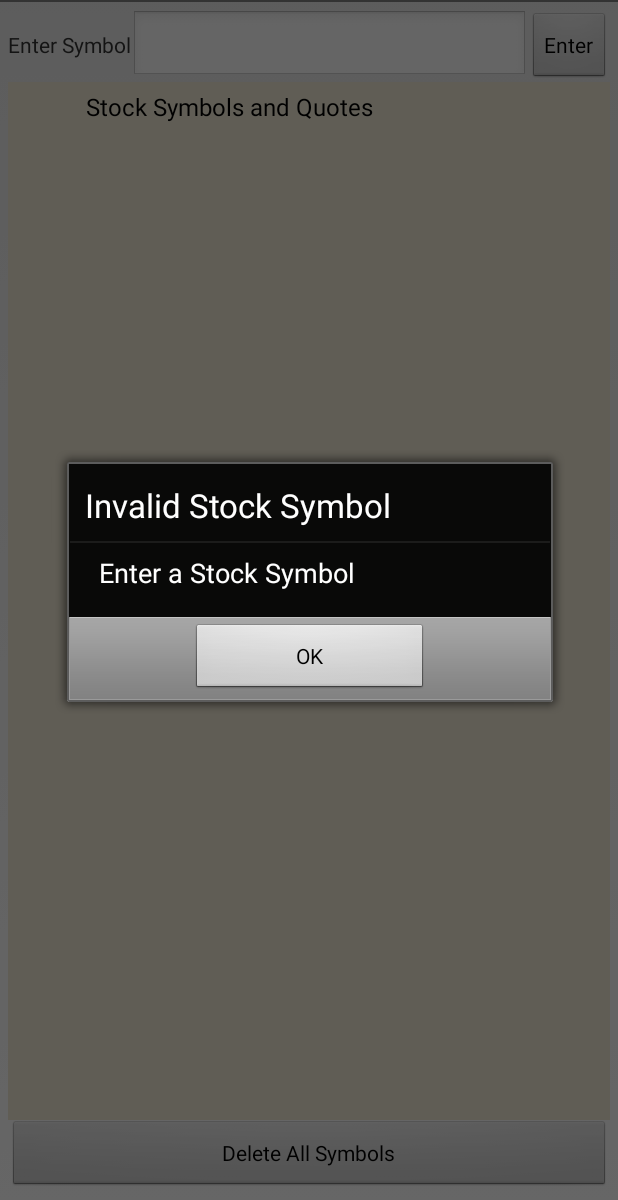
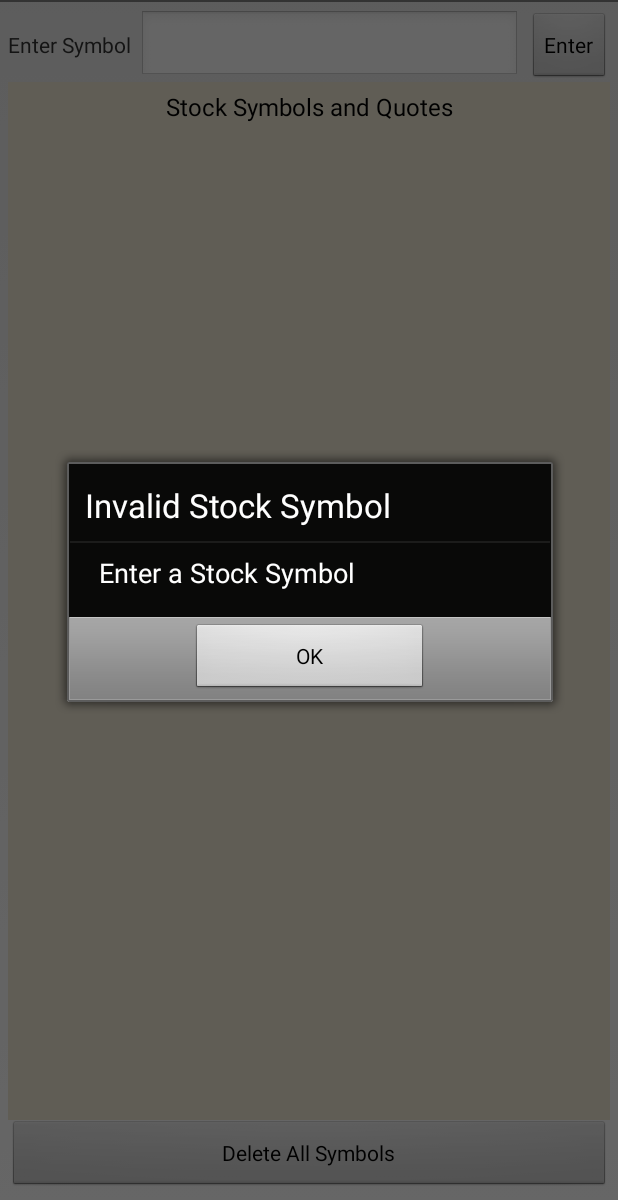
Before and after one commit to chezih/StockQuotesNew, an Android app: the screen it shows after launch (MainActivity), after a tap on "Enter", on a phone screen of 412 x 824 dp, the part 36-1236 px from its top. Run offline under Robolectric (Android 15) with nearby library versions, the phone set to English and light mode, and no system bars.

Commit message:
Added activity

```diff
--- a/app/src/main/res/layout/activity_main.xml
+++ b/app/src/main/res/layout/activity_main.xml
@@ -19,7 +19,8 @@
             android:id="@+id/enterSymbolTextView"
             android:layout_width="wrap_content"
             android:layout_height="wrap_content"
-            android:text="@string/stock_symbol" />
+            android:text="@string/stock_symbol"
+            android:layout_marginRight="5dp"/>
 
         <!-- android:ems Defines the text size based off of the
         specified point size
@@ -46,7 +47,8 @@
             android:id="@+id/enterStockSymbolButton"
             android:layout_width="wrap_content"
             android:layout_height="wrap_content"
-            android:text="@string/enter_stock_symbol" />
+            android:text="@string/enter_stock_symbol"
+            android:layout_marginLeft="5dp"/>
 
     </TableRow>
 
@@ -67,9 +69,10 @@
 
         <TextView
             android:id="@+id/stockSymbolTextView"
-            android:layout_width="match_parent"
+            android:layout_width="fill_parent"
             android:layout_height="wrap_content"
             android:layout_span="2"
+            android:layout_weight="1"
             android:gravity="center_horizontal"
             android:padding="5dp"
             android:text="@string/stock_symbol_list"
@@ -95,6 +98,7 @@
             android:layout_width="match_parent"
             android:layout_height="wrap_content"
             android:layout_span="2"
+            android:layout_weight="1"
             android:padding="5dp" >
 
             <!-- android:stretchColumns Defines that you want
```
